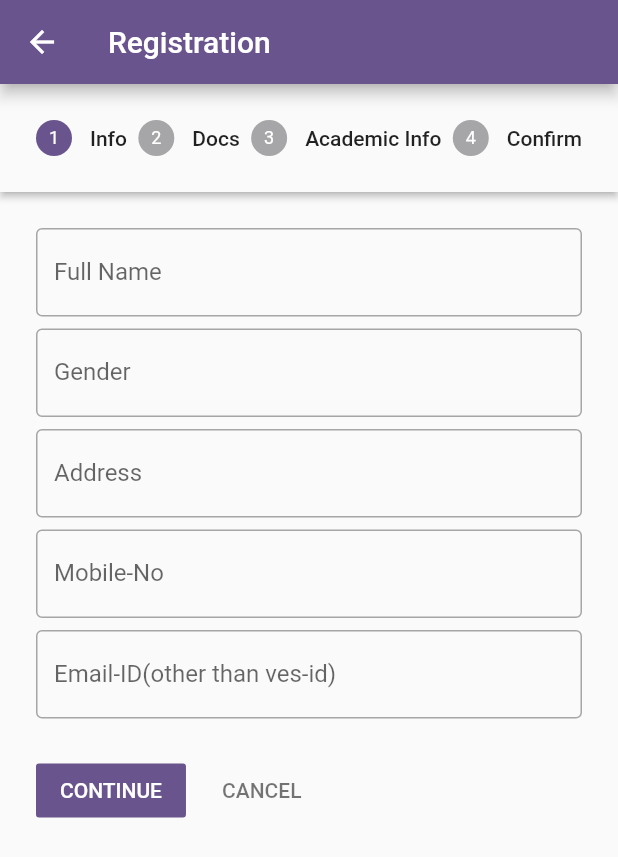
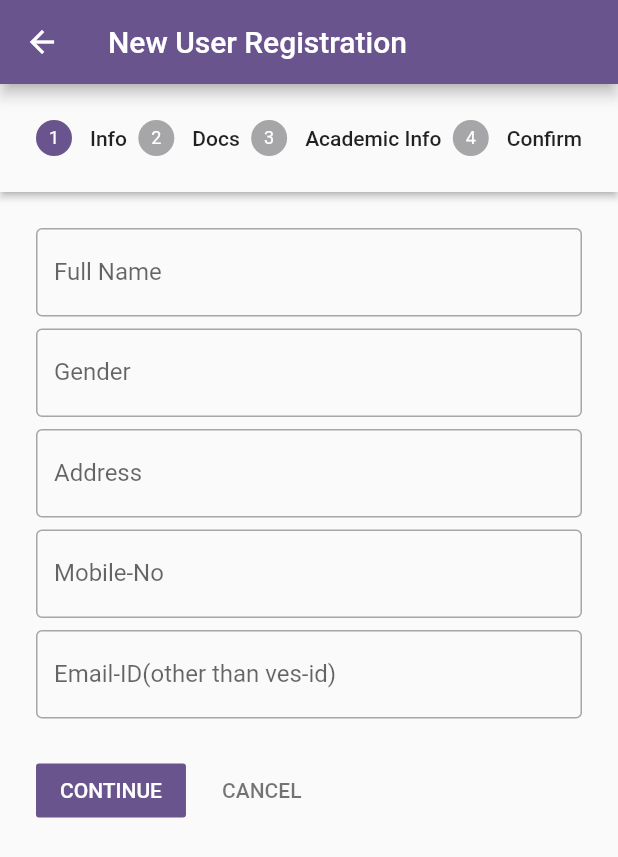
Before and after one commit to tejasgadge2504/RAILEASE, a Flutter app: the Registration screen opened directly, on a phone screen of 412 x 824 dp. Shown: the top 857 px of the screen. Run offline on Flutter 3.47's test engine with Material 3 defaults, Android fonts, the phone set to English and light mode, and no system bars.

Commit message:
Tejas Gadge changed and updated the code on 19-12-2023

```diff
--- a/lib/Registration.dart
+++ b/lib/Registration.dart
@@ -11,6 +11,7 @@ class Registration extends StatefulWidget {
 }
 
 class _RegistrationState extends State<Registration> {
+
   int currentStep = 0;
   bool isCompleted=false;
   TextEditingController Name=TextEditingController();
@@ -135,25 +136,37 @@ class _RegistrationState extends State<Registration> {
           title: const Text('Confirm'),
           content: Column(
             children: [
+              Container(
+                child: Image.asset("assets/images/Success.png"),
+                height:150 ,
+              ),
               // Image.asset("assets/Success.png"),
               // const SizedBox(height: 16),
+
+
+              SizedBox(height: 30,),
 
               ElevatedButton(
                 onPressed: () {
                   // Navigate to the home page or perform any other action
-                  Navigator.of(context).push(
-                    MaterialPageRoute(
-                      builder: (context) =>MyHomePage()
-
-                    ),
-                  );
+                  // Navigator.of(context).push(
+                  //   MaterialPageRoute(
+                  //     builder: (context) =>MyHomePage()
+                  //
+                  //   ),
+                  // );
 
                 },
-                child: Text('Go to Home Page'),
+                child: Text('Your Request is Successfully accepted \nYou will be notified once your application is being accepted via Mail. \n\nThankyou !!'),
+
+
                 style: ElevatedButton.styleFrom(
                   primary: Colors.blue,
                   onPrimary: Colors.white,
+                  padding: EdgeInsets.symmetric(vertical: 15.0,horizontal: 20.0),
+
               ),
+
 
               )],
           ),
@@ -169,7 +182,7 @@ class _RegistrationState extends State<Registration> {
 
     return Scaffold(
         appBar: AppBar(
-          title: Text("Registration"),
+          title: Text("New User Registration"),
         ),
         body: Stepper(
             type: StepperType.horizontal,
--- a/pubspec.yaml
+++ b/pubspec.yaml
@@ -60,10 +60,12 @@ flutter:
 
   # To add assets to your application, add an assets section, like this:
   assets:
+    - assets/images/
     - assets/images/applogo_bluebg.jpg
     - assets/images/applogo.jpg
     - assets/images/logo_rmvbg.jpg
     - assets/images/Success.png
+    - assets/images/Under_Construction.png
 
 
 
```
Also changed, not shown: lib/Admins/UnderConstuction.dart (added, +32 -0 lines), lib/main.dart (+4 -4 lines), lib/welcome_Screen.dart (+50 -7 lines), assets/images/Under_Construction.png (added).
